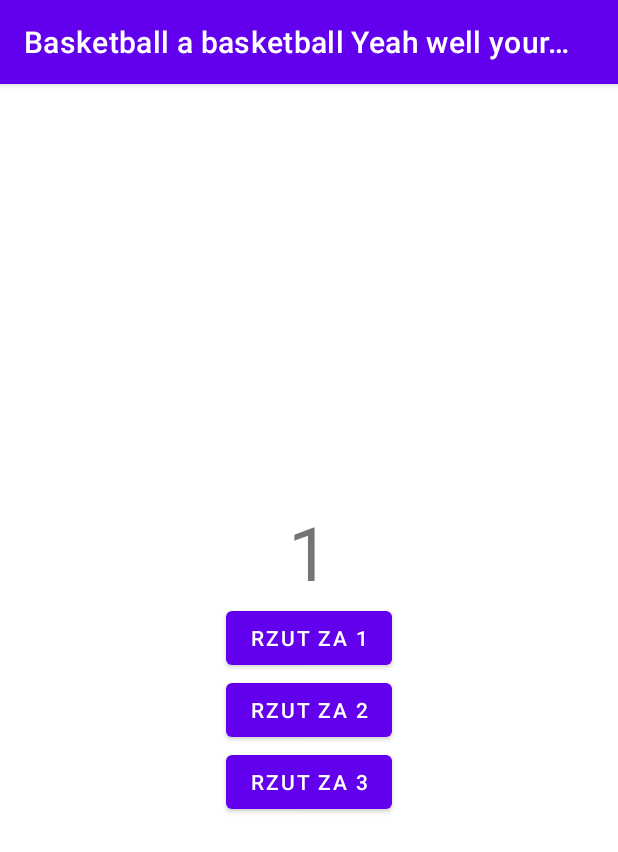
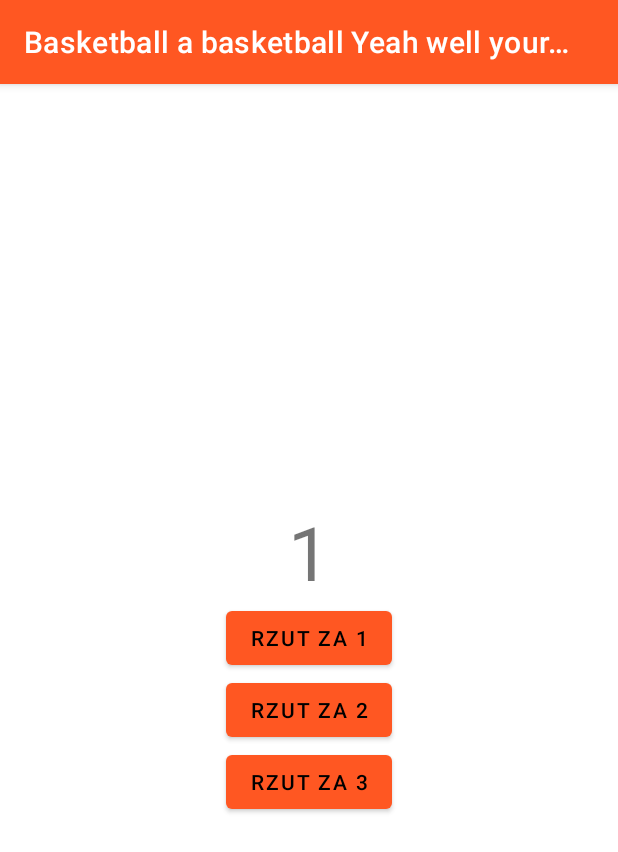
Before and after one commit to MoistyCockital/Basketball-a-basketball-Yeah-well-your-mother-is-a-basketball-I-went-there-your-mother-is-a-bask, an Android app: the screen it shows after launch (MainActivity), after a tap on "RZUT ZA 1", on a phone screen of 412 x 824 dp. Shown: the top 852 px of the screen. Run offline under Robolectric (Android 15) with nearby library versions, the phone set to English and light mode, and no system bars.

Commit message:
Livedata fajnie

```diff
--- a/app/src/main/java/com/example/basketballabasketballyeahwellyourmotherisabasketball/MainActivity.java
+++ b/app/src/main/java/com/example/basketballabasketballyeahwellyourmotherisabasketball/MainActivity.java
@@ -1,6 +1,8 @@
 package com.example.basketballabasketballyeahwellyourmotherisabasketball;
 
 import androidx.appcompat.app.AppCompatActivity;
+import androidx.lifecycle.Observer;
+import androidx.lifecycle.ViewModelProvider;
 
 import android.os.Bundle;
 import android.view.View;
@@ -10,7 +12,8 @@ import com.example.basketballabasketballyeahwellyourmotherisabasketball.databind
 public class MainActivity extends AppCompatActivity {
 
     private ActivityMainBinding binding;
-    private int punkty=0;
+    //private int punkty=0;
+    PunktyViewModel punktyViewModel;
 
     @Override
     protected void onCreate(Bundle savedInstanceState) {
@@ -18,13 +21,38 @@ public class MainActivity extends AppCompatActivity {
         binding = ActivityMainBinding.inflate(getLayoutInflater());
         View view = binding.getRoot();
         setContentView(view);
+        punktyViewModel = new ViewModelProvider(this).get(PunktyViewModel.class);
+        punktyViewModel.getPunkty().observe(this, new Observer<Integer>() {
+            @Override
+            public void onChanged(Integer integer) {
+                binding.punktytextView.setText(String.valueOf(integer));
+            }
+        });
 
         binding.btn1.setOnClickListener(new View.OnClickListener() {
             @Override
             public void onClick(View view){
-                punkty++;
-                        binding.punktytextView.setText(String.valueOf(punkty));
+                //punkty++;
+                punktyViewModel.dodajPunkty(1);
             }
         });
+
+        binding.btn2.setOnClickListener(new View.OnClickListener() {
+            @Override
+            public void onClick(View view){
+                //punkty++;
+                punktyViewModel.dodajPunkty(2);
+            }
+        });
+
+        binding.btn3.setOnClickListener(new View.OnClickListener() {
+            @Override
+            public void onClick(View view){
+                //punkty++;
+                punktyViewModel.dodajPunkty(3);
+            }
+        });
+
+
     }
 }
--- /dev/null
+++ b/app/src/main/java/com/example/basketballabasketballyeahwellyourmotherisabasketball/PunktyViewModel.java
@@ -0,0 +1,26 @@
+package com.example.basketballabasketballyeahwellyourmotherisabasketball;
+
+import androidx.lifecycle.MutableLiveData;
+import androidx.lifecycle.ViewModel;
+
+public class PunktyViewModel extends ViewModel {
+    private MutableLiveData<Integer> punkty;
+
+    public MutableLiveData<Integer> getPunkty() {
+        if(punkty == null){
+            punkty = new MutableLiveData<>();
+            punkty.setValue(0);
+        }
+        return punkty;
+    }
+
+    public void setPunkty(int punkty) {
+        this.punkty.setValue(punkty);
+    }
+
+    public void dodajPunkty(int i){
+        if(punkty.getValue() != null){
+            punkty.setValue(punkty.getValue()+i);
+        }
+    }
+}
--- a/app/src/main/res/layout/activity_main.xml
+++ b/app/src/main/res/layout/activity_main.xml
@@ -24,19 +24,22 @@
             android:id="@+id/btn1"
             android:layout_width="wrap_content"
             android:layout_height="wrap_content"
-            android:text="Rzut za 1" />
+            android:text="Rzut za 1"
+            android:textColor="@color/black"/>
 
         <Button
             android:id="@+id/btn2"
             android:layout_width="wrap_content"
             android:layout_height="wrap_content"
-            android:text="Rzut za 2" />
+            android:text="Rzut za 2"
+            android:textColor="@color/black"/>
 
         <Button
             android:id="@+id/btn3"
             android:layout_width="wrap_content"
             android:layout_height="wrap_content"
-            android:text="Rzut za 3" />
+            android:text="Rzut za 3"
+            android:textColor="@color/black"/>
     </LinearLayout>
 
 </androidx.constraintlayout.widget.ConstraintLayout>
--- a/app/src/main/res/values-night/themes.xml
+++ b/app/src/main/res/values-night/themes.xml
@@ -2,8 +2,8 @@
     <!-- Base application theme. -->
     <style name="Theme.BasketballABasketballYeahWellYourMotherIsABasketball" parent="Theme.MaterialComponents.DayNight.DarkActionBar">
         <!-- Primary brand color. -->
-        <item name="colorPrimary">@color/purple_200</item>
-        <item name="colorPrimaryVariant">@color/purple_700</item>
+        <item name="colorPrimary">@color/orange_1</item>
+        <item name="colorPrimaryVariant">@color/orange_3</item>
         <item name="colorOnPrimary">@color/black</item>
         <!-- Secondary brand color. -->
         <item name="colorSecondary">@color/teal_200</item>
--- a/app/src/main/res/values/colors.xml
+++ b/app/src/main/res/values/colors.xml
@@ -1,8 +1,8 @@
 <?xml version="1.0" encoding="utf-8"?>
 <resources>
-    <color name="purple_200">#FFBB86FC</color>
-    <color name="purple_500">#FF6200EE</color>
-    <color name="purple_700">#FF3700B3</color>
+    <color name="orange_1">#FF9800</color>
+    <color name="orange_2">#FF5722</color>
+    <color name="orange_3">#F44336</color>
     <color name="teal_200">#FF03DAC5</color>
     <color name="teal_700">#FF018786</color>
     <color name="black">#FF000000</color>
--- a/app/src/main/res/values/themes.xml
+++ b/app/src/main/res/values/themes.xml
@@ -2,9 +2,9 @@
     <!-- Base application theme. -->
     <style name="Theme.BasketballABasketballYeahWellYourMotherIsABasketball" parent="Theme.MaterialComponents.DayNight.DarkActionBar">
         <!-- Primary brand color. -->
-        <item name="colorPrimary">@color/purple_500</item>
-        <item name="colorPrimaryVariant">@color/purple_700</item>
-        <item name="colorOnPrimary">@color/white</item>
+        <item name="colorPrimary">@color/orange_2</item>
+        <item name="colorPrimaryVariant">@color/orange_3</item>
+        <item name="colorOnPrimary">@color/black</item>
         <!-- Secondary brand color. -->
         <item name="colorSecondary">@color/teal_200</item>
         <item name="colorSecondaryVariant">@color/teal_700</item>
```
